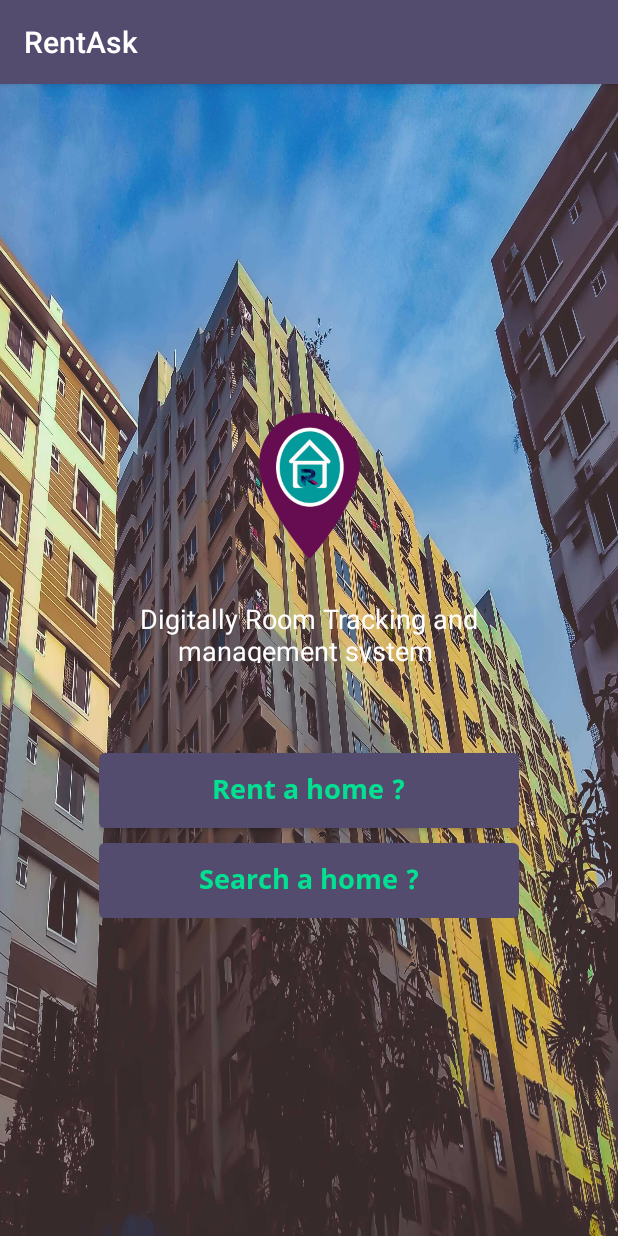
After one commit to MonirDev/RentAsk, an Android app: the Landing_screen screen opened directly, with no data from a screen before it, on a phone screen of 412 x 824 dp. The commit adds this screen. Run offline under Robolectric (Android 15) with nearby library versions, the phone set to English and light mode, and no system bars.

Commit message:
splash screen and landing screen design done!!

```diff
--- a/app/src/main/AndroidManifest.xml
+++ b/app/src/main/AndroidManifest.xml
@@ -9,6 +9,8 @@
         android:roundIcon="@mipmap/ic_launcher_round"
         android:supportsRtl="true"
         android:theme="@style/AppTheme">
+        <activity android:name=".Landing_screen"></activity>
+        <activity android:name=".Splash_screen" />
         <activity
             android:name=".MainActivity"
             android:label="@string/app_name"
--- /dev/null
+++ b/app/src/main/java/com/teamdakatia/rentask/Landing_screen.java
@@ -0,0 +1,14 @@
+package com.teamdakatia.rentask;
+
+import androidx.appcompat.app.AppCompatActivity;
+
+import android.os.Bundle;
+
+public class Landing_screen extends AppCompatActivity {
+
+    @Override
+    protected void onCreate(Bundle savedInstanceState) {
+        super.onCreate(savedInstanceState);
+        setContentView(R.layout.activity_landing_screen);
+    }
+}
--- /dev/null
+++ b/app/src/main/res/drawable/button_style1.xml
@@ -0,0 +1,7 @@
+<?xml version="1.0" encoding="utf-8"?>
+<shape xmlns:android="http://schemas.android.com/apk/res/android"
+    android:shape="rectangle" android:padding="10dp">
+    <!-- you can use any color you want I used here gray color-->
+    <solid android:color="@color/colorPrimary"/>
+    <corners android:radius="4dp"/>
+</shape>
--- /dev/null
+++ b/app/src/main/res/layout/activity_landing_screen.xml
@@ -0,0 +1,74 @@
+<?xml version="1.0" encoding="utf-8"?>
+<androidx.constraintlayout.widget.ConstraintLayout xmlns:android="http://schemas.android.com/apk/res/android"
+    xmlns:app="http://schemas.android.com/apk/res-auto"
+    xmlns:tools="http://schemas.android.com/tools"
+    android:layout_width="match_parent"
+    android:layout_height="match_parent"
+    android:background="@drawable/landingBg"
+    tools:context=".Landing_screen"
+    android:layout_gravity="center">
+
+    <androidx.constraintlayout.widget.ConstraintLayout
+        android:layout_width="wrap_content"
+        android:layout_height="wrap_content"
+        app:layout_constraintBottom_toBottomOf="parent"
+        app:layout_constraintEnd_toEndOf="parent"
+        app:layout_constraintStart_toStartOf="parent"
+        app:layout_constraintTop_toTopOf="parent"
+        >
+
+
+        <ImageView
+            android:id="@+id/imageView3"
+            android:layout_width="110dp"
+            android:layout_height="112dp"
+            app:layout_constraintEnd_toEndOf="parent"
+            app:layout_constraintStart_toStartOf="parent"
+            app:layout_constraintTop_toTopOf="parent"
+            app:srcCompat="@drawable/logo" />
+
+        <TextView
+            android:id="@+id/textView3"
+            android:layout_width="280dp"
+            android:layout_height="42dp"
+            android:layout_marginTop="20dp"
+            android:text="Digitally Room Tracking and management system "
+            android:textAlignment="center"
+            android:textColor="@color/textColorWhite"
+            android:textSize="18sp"
+            app:layout_constraintEnd_toEndOf="parent"
+            app:layout_constraintStart_toStartOf="parent"
+            app:layout_constraintTop_toBottomOf="@+id/imageView3" />
+
+        <Button
+            android:id="@+id/button4"
+            android:layout_width="280dp"
+            android:layout_height="50dp"
+            android:layout_marginTop="60dp"
+            android:background="@drawable/button_style1"
+            android:fontFamily="@font/noto_sans_bold"
+            android:text="Rent a home ?"
+            android:textAllCaps="false"
+            android:textColor="@color/btnTextColor"
+            android:textSize="18sp"
+            app:layout_constraintEnd_toEndOf="parent"
+            app:layout_constraintStart_toStartOf="parent"
+            app:layout_constraintTop_toBottomOf="@+id/textView3" />
+
+        <Button
+            android:id="@+id/button5"
+            android:layout_width="280dp"
+            android:layout_height="50dp"
+            android:layout_marginTop="10dp"
+            android:fontFamily="@font/noto_sans_bold"
+            android:text="Search a home ?"
+            android:textSize="18sp"
+            android:textColor="@color/btnTextColor"
+            android:textAllCaps="false"
+            app:layout_constraintBottom_toBottomOf="parent"
+            app:layout_constraintEnd_toEndOf="parent"
+            app:layout_constraintStart_toStartOf="parent"
+            app:layout_constraintTop_toBottomOf="@+id/button4"
+            android:background="@drawable/button_style1" />
+    </androidx.constraintlayout.widget.ConstraintLayout>
+</androidx.constraintlayout.widget.ConstraintLayout>
--- a/app/src/main/res/layout/app_bar_main.xml
+++ b/app/src/main/res/layout/app_bar_main.xml
@@ -23,5 +23,4 @@
     <include layout="@layout/content_main" />
 
 
-
 </androidx.coordinatorlayout.widget.CoordinatorLayout>
--- a/app/src/main/res/values/colors.xml
+++ b/app/src/main/res/values/colors.xml
@@ -1,6 +1,9 @@
 <?xml version="1.0" encoding="utf-8"?>
 <resources>
-    <color name="colorPrimary">#008577</color>
-    <color name="colorPrimaryDark">#00574B</color>
+    <color name="colorPrimary">#534C6F</color>
+    <color name="colorPrimaryDark">#1D1A25</color>
     <color name="colorAccent">#D81B60</color>
+    <color name="textColorWhite">#FFFFFF</color>
+    <color name="colorProgressBar">#2FAD93</color>
+    <color name="btnTextColor">#04E091</color>
 </resources>
--- a/app/src/main/res/values/styles.xml
+++ b/app/src/main/res/values/styles.xml
@@ -6,6 +6,9 @@
         <item name="colorPrimary">@color/colorPrimary</item>
         <item name="colorPrimaryDark">@color/colorPrimaryDark</item>
         <item name="colorAccent">@color/colorAccent</item>
+    </style>
+    <style name="AppTheme.progressColor">
+        <item name="colorAccent">@color/colorProgressBar</item> <!-- Whatever color you want-->
     </style>
 
     <style name="AppTheme.NoActionBar">
```
Also changed, not shown: app/src/main/java/com/teamdakatia/rentask/Splash_screen.java (added, +14 -0 lines), app/src/main/res/layout/activity_splash_screen.xml (added, +55 -0 lines), app/src/main/res/drawable/landingBg.jpg (added), app/src/main/res/drawable/logo.png (added), app/src/main/res/font/noto_sans_bold.ttf (added), 1 other file.
